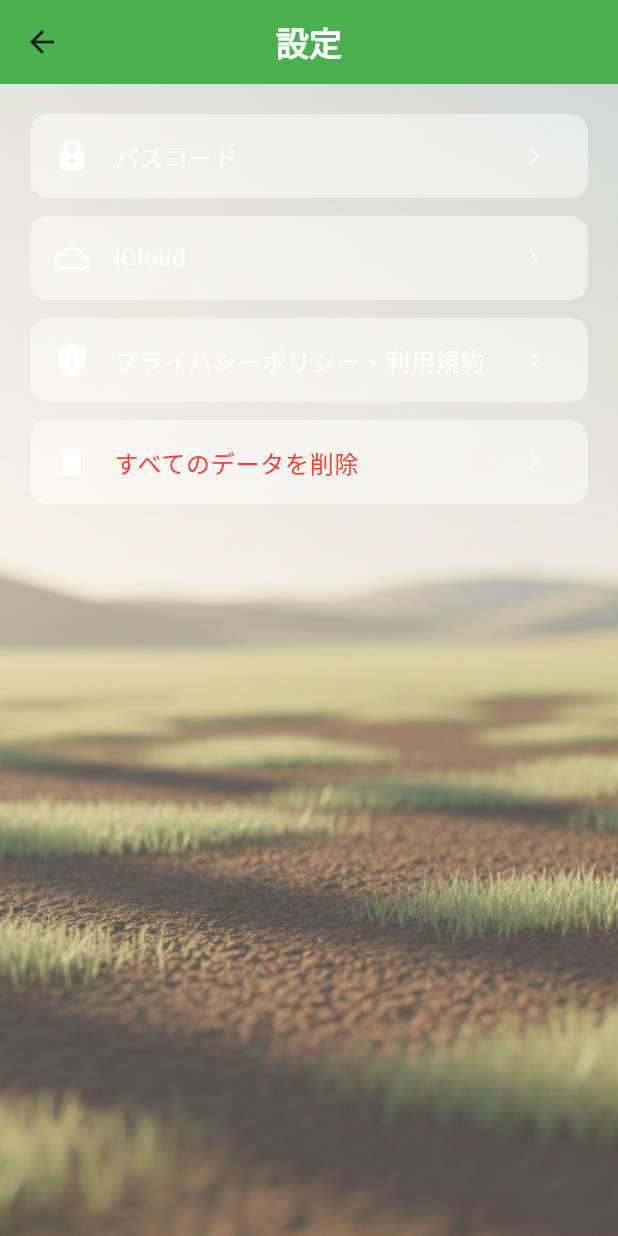
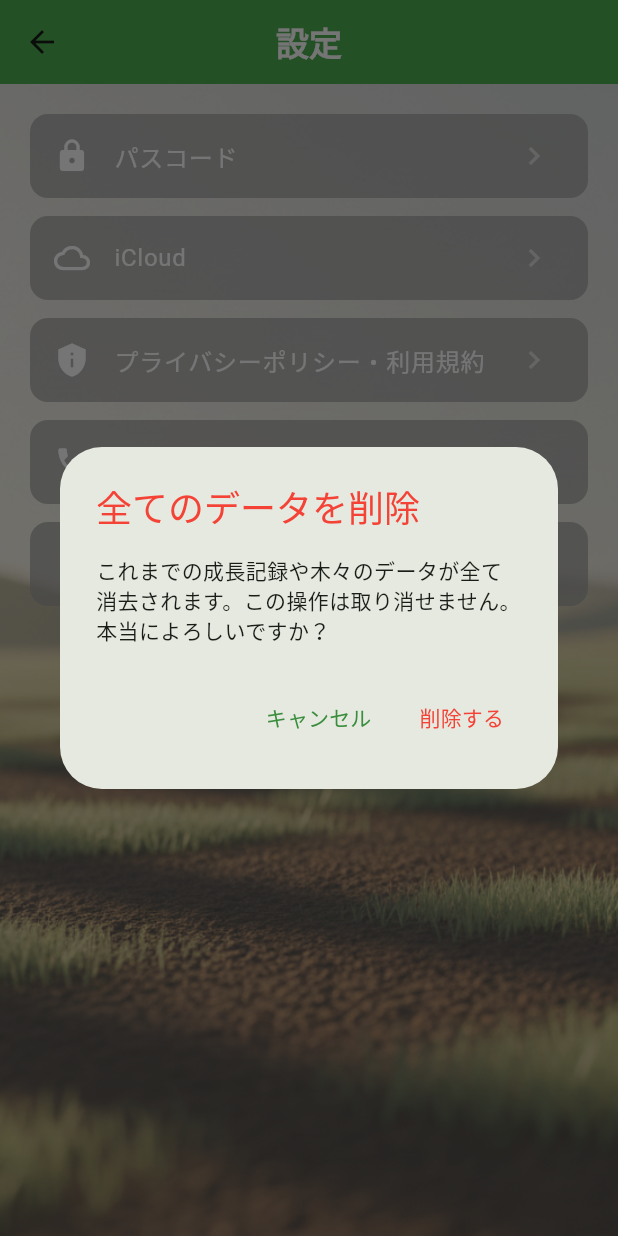
Before and after one commit to keito0612/kino_ne, a Flutter app: the SettingsPage screen opened directly, after a tap on "すべてのデータを削除", on a phone screen of 412 x 824 dp. Run offline on Flutter 3.47's test engine with Material 3 defaults, Android fonts, the phone set to English and light mode, and no system bars; our stand-ins replace flutter_dotenv, flutter_hooks, hooks_riverpod, pdf, printing, riverpod_annotation and 2 more; missing offline and left inert: flutter_screen_lock, icloud_storage; accounts and stored records are empty; generated files the repository leaves out were written again.

Commit message:
パスコード機能を実装。お問い合わせURLとプライバシーポリシURLを追加。

```diff
--- a/lib/view_models/page/page_view_model.dart
+++ b/lib/view_models/page/page_view_model.dart
@@ -46,10 +46,7 @@ class PageViewModel extends _$PageViewModel {
         deltaChars: _getDelta(newContent, page),
       );
 
-      // リスト更新
       state = AsyncData(await _fetch());
-
-      // 木の成長（ホーム画面）を反映
       ref.invalidate(treeViewModelProvider);
     } catch (e) {
       ExceptionHandler.handle(e, 'ノートの保存に失敗しました。');
--- a/lib/view_models/tree/tree_view_model.dart
+++ b/lib/view_models/tree/tree_view_model.dart
@@ -33,7 +33,6 @@ class TreeViewModel extends _$TreeViewModel {
 
       state = AsyncData(await _fetch());
     } catch (e) {
-      print(e);
       ExceptionHandler.handle(e, '新しい木を植えることができませんでした。');
     }
   }
--- a/lib/views/pages/editor_page.dart
+++ b/lib/views/pages/editor_page.dart
@@ -134,7 +134,6 @@ class EditorPage extends HookConsumerWidget {
     );
   }
 
-  // 保存処理の切り出し
   Future<void> _saveNote(
     BuildContext context,
     WidgetRef ref,
--- a/lib/views/pages/setting_page.dart
+++ b/lib/views/pages/setting_page.dart
@@ -1,22 +1,26 @@
 import 'package:flutter/material.dart';
 import 'package:hooks_riverpod/hooks_riverpod.dart';
+import 'package:kino_ne/core/database/database_helper.dart';
 import 'package:kino_ne/theme/app_colors.dart';
 import 'package:kino_ne/view_models/tree/tree_view_model.dart';
 import 'package:kino_ne/views/pages/icloud_backup_page.dart';
 import 'package:kino_ne/views/pages/passcode_setting_page.dart';
 import 'package:kino_ne/views/widgets/dynamic_forest_background.dart';
 import 'package:flutter/material.dart';
+import 'package:url_launcher/url_launcher.dart';
 
 enum SettingContent {
   passCode,
   iCloud,
   privacyPolicy,
+  inquiry,
   allDelete;
 
   String get title => switch (this) {
     passCode => 'パスコード',
     iCloud => 'iCloud',
     privacyPolicy => 'プライバシーポリシー・利用規約',
+    inquiry => 'お問い合わせ',
     allDelete => 'すべてのデータを削除',
   };
 
@@ -24,17 +28,27 @@ enum SettingContent {
     passCode => Icons.lock,
     iCloud => Icons.cloud_queue,
     privacyPolicy => Icons.privacy_tip_sharp,
+    inquiry => Icons.phone,
     allDelete => Icons.delete,
   };
   Color get textColor => switch (this) {
     allDelete => Colors.red,
     _ => Colors.white,
   };
+
+  Uri? get url => switch (this) {
+    privacyPolicy => Uri.parse(
+      'https://keito0612.github.io/kino_ne_privacy_policy/',
+    ),
+    inquiry => Uri.parse(
+      'https://docs.google.com/forms/d/e/1FAIpQLSetUQVMO3yH3FdoDgpoC5SdottkMSL7rBADZH4p3HIrU-tYTQ/viewform?usp=publish-editor',
+    ),
+    _ => null,
+  };
 }
 
 class SettingsPage extends ConsumerWidget {
   const SettingsPage({super.key});
-
   @override
   Widget build(BuildContext context, WidgetRef ref) {
     final treeCount = ref.watch(treeViewModelProvider).value?.length ?? 0;
@@ -50,13 +64,16 @@ class SettingsPage extends ConsumerWidget {
       ),
       body: DynamicForestBackground(
         treeCount: treeCount,
-        child: ListView(
+        child: Padding(
           padding: const EdgeInsets.all(20),
+          child: Column(
             children: [
               _buildSettingsTile(SettingContent.passCode, () {
                 Navigator.push(
                   context,
-                MaterialPageRoute(builder: (context) => PasscodeSettingsPage()),
+                  MaterialPageRoute(
+                    builder: (context) => PasscodeSettingsPage(),
+                  ),
                 );
               }),
               _buildSettingsTile(SettingContent.iCloud, () {
@@ -65,9 +82,17 @@ class SettingsPage extends ConsumerWidget {
                   MaterialPageRoute(builder: (context) => ICloudBackupPage()),
                 );
               }),
-            _buildSettingsTile(SettingContent.privacyPolicy, () => {}),
-            _buildSettingsTile(SettingContent.allDelete, () => {}),
+              _buildSettingsTile(SettingContent.privacyPolicy, () {
+                _launchUrl(SettingContent.privacyPolicy.url!);
+              }),
+              _buildSettingsTile(SettingContent.inquiry, () {
+                _launchUrl(SettingContent.inquiry.url!);
+              }),
+              _buildSettingsTile(SettingContent.allDelete, () {
+                _handleFullReset(context, ref);
+              }),
             ],
+          ),
         ),
       ),
     );
@@ -77,7 +102,7 @@ class SettingsPage extends ConsumerWidget {
     return Container(
       margin: const EdgeInsets.only(bottom: 12),
       decoration: BoxDecoration(
-        color: Colors.white.withOpacity(0.5),
+        color: Colors.grey.withValues(alpha: 0.7),
         borderRadius: BorderRadius.circular(12),
       ),
       child: ListTile(
@@ -88,4 +113,40 @@ class SettingsPage extends ConsumerWidget {
       ),
     );
   }
+
+  Future<void> _handleFullReset(BuildContext context, WidgetRef ref) async {
+    final confirmed = await showDialog<bool>(
+      context: context,
+      builder: (context) => AlertDialog(
+        title: const Text('全てのデータを削除', style: TextStyle(color: Colors.red)),
+        content: const Text(
+          'これまでの成長記録や木々のデータが全て消去されます。この操作は取り消せません。本当によろしいですか？',
+        ),
+        actions: [
+          TextButton(
+            onPressed: () => Navigator.pop(context, false),
+            child: const Text('キャンセル'),
+          ),
+          TextButton(
+            onPressed: () => Navigator.pop(context, true),
+            child: const Text('削除する', style: TextStyle(color: Colors.red)),
+          ),
+        ],
+      ),
+    );
+    if (confirmed == true) {
+      await DatabaseHelper.instance.deleteFullDatabase();
+      if (context.mounted) {
+        ScaffoldMessenger.of(
+          context,
+        ).showSnackBar(const SnackBar(content: Text('全てのデータを削除しました')));
       }
+    }
+  }
+
+  Future<void> _launchUrl(Uri url) async {
+    if (!await launchUrl(url)) {
+      throw Exception('Could not launch $url');
+    }
+  }
+}
```
Also changed, not shown: lib/core/database/database_helper.dart (+9 -0 lines), lib/main.dart (+7 -4 lines), lib/services/icloud_service.dart (+0 -8 lines), lib/views/pages/app_launcher.dart (added, +41 -0 lines), lib/views/pages/passcode_setting_page.dart (+12 -4 lines), assets/images/page_image.png. Lines whose indentation alone changed are shown as unchanged.
